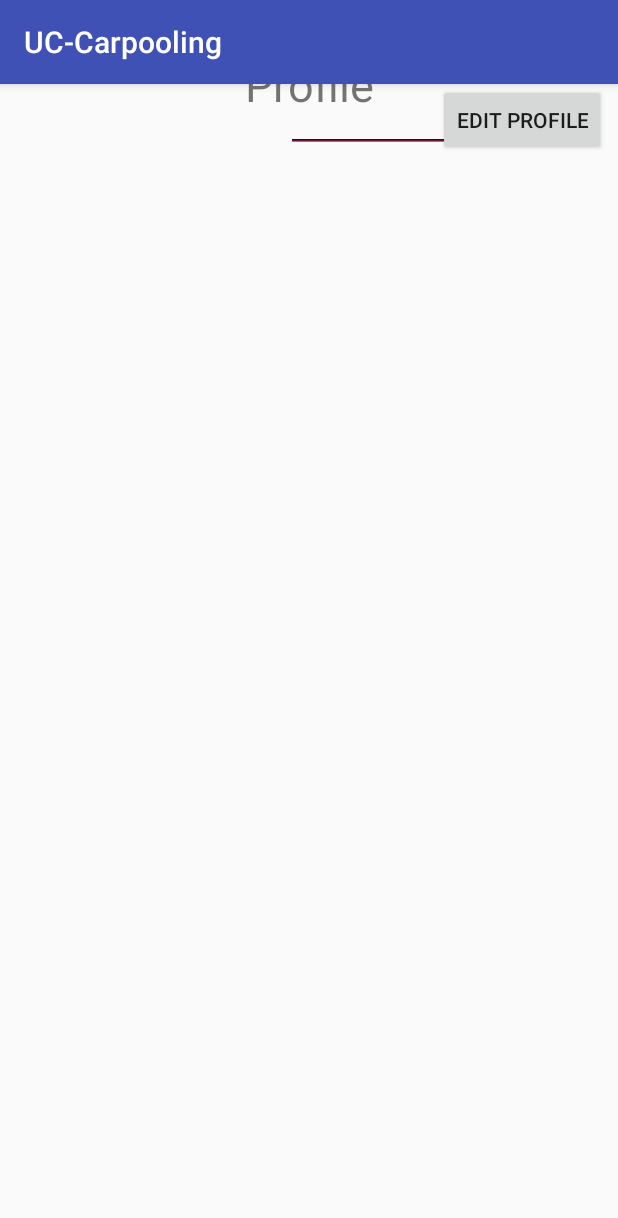
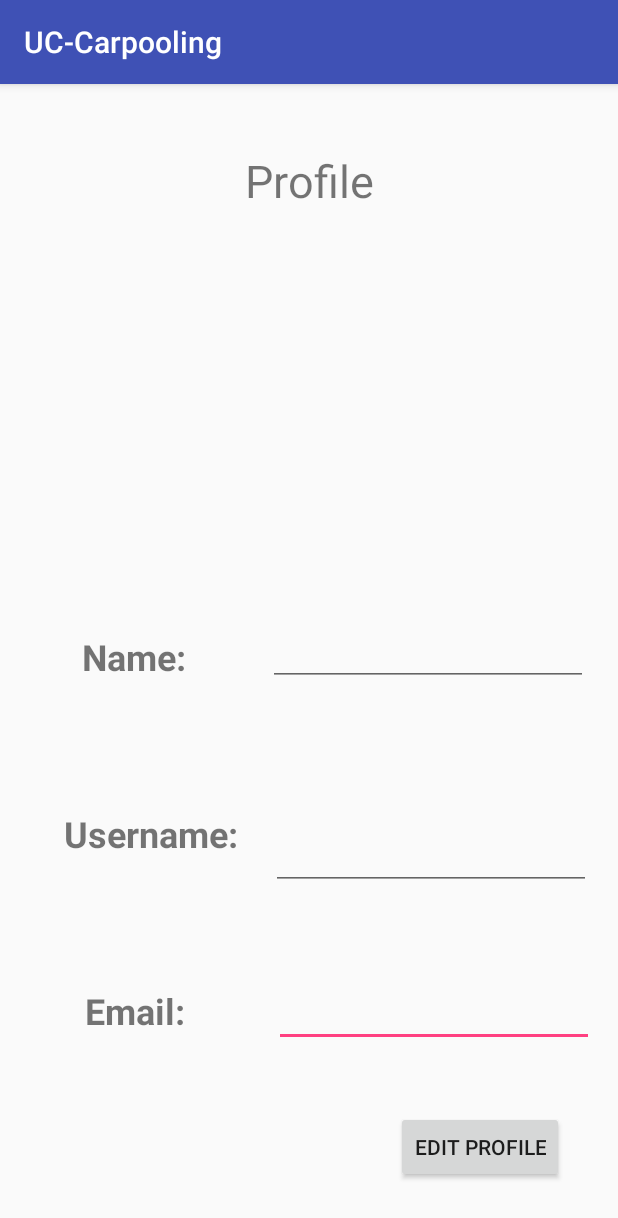
Before and after one commit to Patelrt/UC-Carpooling, an Android app: the UserProfile screen opened directly, with no data from a screen before it, on a phone screen of 412 x 824 dp. Shown: the top 1218 px of the screen. Run offline under Robolectric (Android 15) with nearby library versions, the phone set to English and light mode, and no system bars.

Commit message:
Fixed cosmetic issues with the main paige, as well as the profile page

```diff
--- a/app/src/main/res/layout/activity_main_menu.xml
+++ b/app/src/main/res/layout/activity_main_menu.xml
@@ -10,15 +10,15 @@
         android:id="@+id/buttonRequestRide"
         android:layout_width="wrap_content"
         android:layout_height="wrap_content"
-        android:layout_marginTop="184dp"
+        android:layout_marginTop="81dp"
         android:text="Requestion A Ride"
         app:layout_constraintLeft_toLeftOf="parent"
         app:layout_constraintRight_toRightOf="parent"
-        app:layout_constraintTop_toTopOf="parent"
         tools:layout_constraintTop_creator="1"
         tools:layout_constraintRight_creator="1"
         tools:layout_constraintLeft_creator="1"
-        app:layout_constraintHorizontal_bias="0.502" />
+        app:layout_constraintHorizontal_bias="0.502"
+        app:layout_constraintTop_toBottomOf="@+id/uc_carpooling" />
 
     <Button
         android:id="@+id/offer_a_ride"
@@ -30,11 +30,12 @@
         app:layout_constraintRight_toRightOf="parent"
         app:layout_constraintTop_toBottomOf="@+id/buttonRequestRide"
         tools:layout_constraintTop_creator="1"
-        app:layout_constraintHorizontal_bias="0.502"
+        app:layout_constraintHorizontal_bias="0.501"
         tools:layout_constraintRight_creator="1"
         tools:layout_constraintLeft_creator="1"
         android:layout_marginBottom="8dp"
-        app:layout_constraintBottom_toTopOf="@+id/buttonProfile" />
+        app:layout_constraintBottom_toTopOf="@+id/buttonProfile"
+        app:layout_constraintVertical_bias="0.538" />
 
 
     <TextView
@@ -42,27 +43,31 @@
         android:layout_width="wrap_content"
         android:layout_height="wrap_content"
         android:layout_marginEnd="86dp"
-        android:layout_marginRight="8dp"
+        android:layout_marginRight="94dp"
         android:text="UC Carpooling"
         android:textAlignment="center"
         android:textSize="30sp"
         android:textStyle="bold"
         app:layout_constraintRight_toRightOf="parent"
-        tools:layout_editor_absoluteY="72dp" />
+        app:layout_constraintTop_toTopOf="parent"
+        android:layout_marginTop="87dp" />
 
     <Button
         android:id="@+id/buttonProfile"
         android:layout_width="wrap_content"
         android:layout_height="wrap_content"
         android:text="Profile"
-        tools:layout_editor_absoluteY="332dp"
         android:layout_marginRight="8dp"
         app:layout_constraintRight_toRightOf="parent"
         android:layout_marginLeft="8dp"
         app:layout_constraintLeft_toLeftOf="parent"
-        app:layout_constraintHorizontal_bias="0.502"
         android:layout_marginStart="8dp"
-        android:layout_marginEnd="8dp" />
+        android:layout_marginEnd="8dp"
+        android:layout_marginTop="103dp"
+        app:layout_constraintTop_toBottomOf="@+id/buttonRequestRide"
+        app:layout_constraintBottom_toBottomOf="parent"
+        android:layout_marginBottom="8dp"
+        app:layout_constraintVertical_bias="0.019" />
 
 
 </android.support.constraint.ConstraintLayout>
--- a/app/src/main/res/layout/activity_user_profile.xml
+++ b/app/src/main/res/layout/activity_user_profile.xml
@@ -10,31 +10,36 @@
         android:id="@+id/textView_Name"
         android:layout_width="wrap_content"
         android:layout_height="wrap_content"
-        android:layout_marginLeft="8dp"
         android:textSize="24sp"
         android:textStyle="bold"
+        android:text="Name:"
+        app:layout_constraintRight_toLeftOf="@+id/showNameProfile"
+        android:layout_marginRight="8dp"
+        android:layout_marginLeft="8dp"
         app:layout_constraintLeft_toLeftOf="parent"
-        tools:layout_editor_absoluteY="143dp"
-        tools:text="Name:"
-        app:layout_constraintRight_toLeftOf="@+id/showNameProfile"
-        android:layout_marginRight="8dp" />
+        android:layout_marginBottom="85dp"
+        app:layout_constraintBottom_toTopOf="@+id/textView_userName"
+        app:layout_constraintTop_toTopOf="parent"
+        android:layout_marginTop="8dp"
+        app:layout_constraintVertical_bias="1.0" />
 
     <TextView
         android:id="@+id/textView_userName"
         android:layout_width="wrap_content"
         android:layout_height="wrap_content"
-        android:layout_marginLeft="8dp"
         android:textSize="24sp"
         android:textStyle="bold"
+        android:text="Username:"
+        app:layout_constraintRight_toLeftOf="@+id/showUsernameProfile"
+        android:layout_marginRight="18dp"
+        android:layout_marginBottom="61dp"
+        app:layout_constraintBottom_toTopOf="@+id/textView_userEmail"
+        android:layout_marginLeft="8dp"
         app:layout_constraintLeft_toLeftOf="parent"
-        tools:text="Username:"
-        app:layout_constraintRight_toLeftOf="@+id/showUsernameProfile"
-        android:layout_marginRight="8dp"
+        app:layout_constraintHorizontal_bias="0.888"
+        app:layout_constraintTop_toTopOf="parent"
         android:layout_marginTop="8dp"
-        app:layout_constraintTop_toBottomOf="@+id/textView_Name"
-        app:layout_constraintHorizontal_bias="0.518"
-        android:layout_marginBottom="8dp"
-        app:layout_constraintBottom_toTopOf="@+id/textView_userEmail" />
+        app:layout_constraintVertical_bias="0.952" />
 
     <TextView
         android:id="@+id/textView_ItJustSaysProfile"
@@ -42,27 +47,28 @@
         android:layout_height="wrap_content"
         android:text="Profile"
         android:textSize="30sp"
+        android:layout_marginRight="8dp"
+        app:layout_constraintRight_toRightOf="parent"
         android:layout_marginLeft="8dp"
         app:layout_constraintLeft_toLeftOf="parent"
-        android:layout_marginRight="8dp"
-        app:layout_constraintRight_toRightOf="parent"
         app:layout_constraintTop_toTopOf="parent"
-        android:layout_marginTop="8dp"
-        android:layout_marginBottom="8dp"
-        app:layout_constraintBottom_toTopOf="@+id/showNameProfile" />
+        android:layout_marginTop="44dp"
+        app:layout_constraintHorizontal_bias="0.501" />
 
     <TextView
         android:id="@+id/textView_userEmail"
-        android:layout_width="wrap_content"
-        android:layout_height="wrap_content"
-        android:layout_marginLeft="8dp"
+        android:layout_width="96dp"
+        android:layout_height="43dp"
         android:textSize="24sp"
         android:textStyle="bold"
+        android:text="Email:"
+        app:layout_constraintBottom_toBottomOf="parent"
+        android:layout_marginBottom="123dp"
+        android:layout_marginLeft="25dp"
         app:layout_constraintLeft_toLeftOf="parent"
-        tools:layout_editor_absoluteY="241dp"
-        tools:text="Email:"
         app:layout_constraintRight_toLeftOf="@+id/showEmailProfile"
-        android:layout_marginRight="8dp" />
+        android:layout_marginRight="8dp"
+        app:layout_constraintHorizontal_bias="0.583" />
 
     <EditText
         android:id="@+id/showEmailProfile"
@@ -70,9 +76,16 @@
         android:layout_height="wrap_content"
         android:ems="10"
         android:inputType="textEmailAddress"
-        tools:layout_editor_absoluteY="233dp"
-        android:layout_marginRight="8dp"
-        app:layout_constraintRight_toRightOf="parent" />
+        android:layout_marginTop="49dp"
+        app:layout_constraintTop_toBottomOf="@+id/showUsernameProfile"
+        app:layout_constraintBottom_toBottomOf="parent"
+        android:layout_marginBottom="8dp"
+        app:layout_constraintVertical_bias="0.08"
+        android:layout_marginRight="16dp"
+        app:layout_constraintRight_toRightOf="parent"
+        android:layout_marginLeft="8dp"
+        app:layout_constraintLeft_toLeftOf="parent"
+        app:layout_constraintHorizontal_bias="1.0" />
 
     <EditText
         android:id="@+id/showUsernameProfile"
@@ -80,9 +93,16 @@
         android:layout_height="wrap_content"
         android:ems="10"
         android:inputType="textPersonName"
-        tools:layout_editor_absoluteY="182dp"
+        app:layout_constraintBottom_toBottomOf="parent"
+        android:layout_marginBottom="212dp"
         android:layout_marginRight="8dp"
-        app:layout_constraintRight_toRightOf="parent" />
+        app:layout_constraintRight_toRightOf="parent"
+        android:layout_marginTop="8dp"
+        app:layout_constraintTop_toBottomOf="@+id/showNameProfile"
+        app:layout_constraintVertical_bias="0.819"
+        android:layout_marginLeft="8dp"
+        app:layout_constraintLeft_toLeftOf="parent"
+        app:layout_constraintHorizontal_bias="0.947" />
 
     <EditText
         android:id="@+id/showNameProfile"
@@ -90,17 +110,28 @@
         android:layout_height="wrap_content"
         android:ems="10"
         android:inputType="textPersonName"
-        tools:layout_editor_absoluteY="143dp"
-        android:layout_marginRight="8dp"
-        app:layout_constraintRight_toRightOf="parent" />
+        android:layout_marginRight="20dp"
+        app:layout_constraintRight_toRightOf="parent"
+        app:layout_constraintBottom_toBottomOf="parent"
+        android:layout_marginBottom="323dp"
+        android:layout_marginTop="8dp"
+        app:layout_constraintTop_toTopOf="parent"
+        app:layout_constraintVertical_bias="0.89" />
 
     <Button
         android:id="@+id/editProfileButton"
         android:layout_width="wrap_content"
         android:layout_height="wrap_content"
         android:text="Edit Profile"
-        tools:layout_editor_absoluteY="445dp"
-        android:layout_marginRight="8dp"
-        app:layout_constraintRight_toRightOf="parent" />
+        android:layout_marginRight="36dp"
+        app:layout_constraintRight_toRightOf="parent"
+        app:layout_constraintBottom_toBottomOf="parent"
+        android:layout_marginBottom="16dp"
+        android:layout_marginLeft="8dp"
+        app:layout_constraintLeft_toLeftOf="parent"
+        app:layout_constraintHorizontal_bias="1.0"
+        app:layout_constraintTop_toTopOf="parent"
+        android:layout_marginTop="8dp"
+        app:layout_constraintVertical_bias="0.972" />
 
 </android.support.constraint.ConstraintLayout>
```
